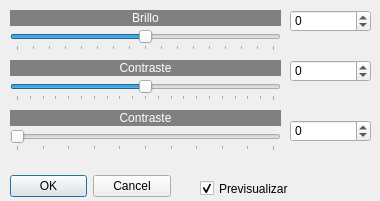
First picture: the form in brillocontraste.ui, repository neri-um/paint, before the edit.
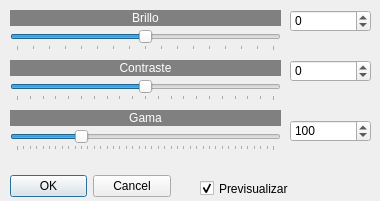
Second picture: the form after the edit. Icons and pictures are not drawn.

```diff
--- a/brillocontraste.ui
+++ b/brillocontraste.ui
@@ -214,6 +214,9 @@
     <number>0</number>
    </property>
    <property name="maximum">
+    <number>400</number>
+   </property>
+   <property name="value">
     <number>100</number>
    </property>
    <property name="orientation">
@@ -240,7 +243,7 @@
 color: rgb(255, 255, 255);</string>
    </property>
    <property name="text">
-    <string>Contraste</string>
+    <string>Gama</string>
    </property>
    <property name="alignment">
     <set>Qt::AlignmentFlag::AlignCenter</set>
@@ -256,9 +259,12 @@
     </rect>
    </property>
    <property name="minimum">
-    <number>-100</number>
+    <number>0</number>
    </property>
    <property name="maximum">
+    <number>400</number>
+   </property>
+   <property name="value">
     <number>100</number>
    </property>
   </widget>
```
